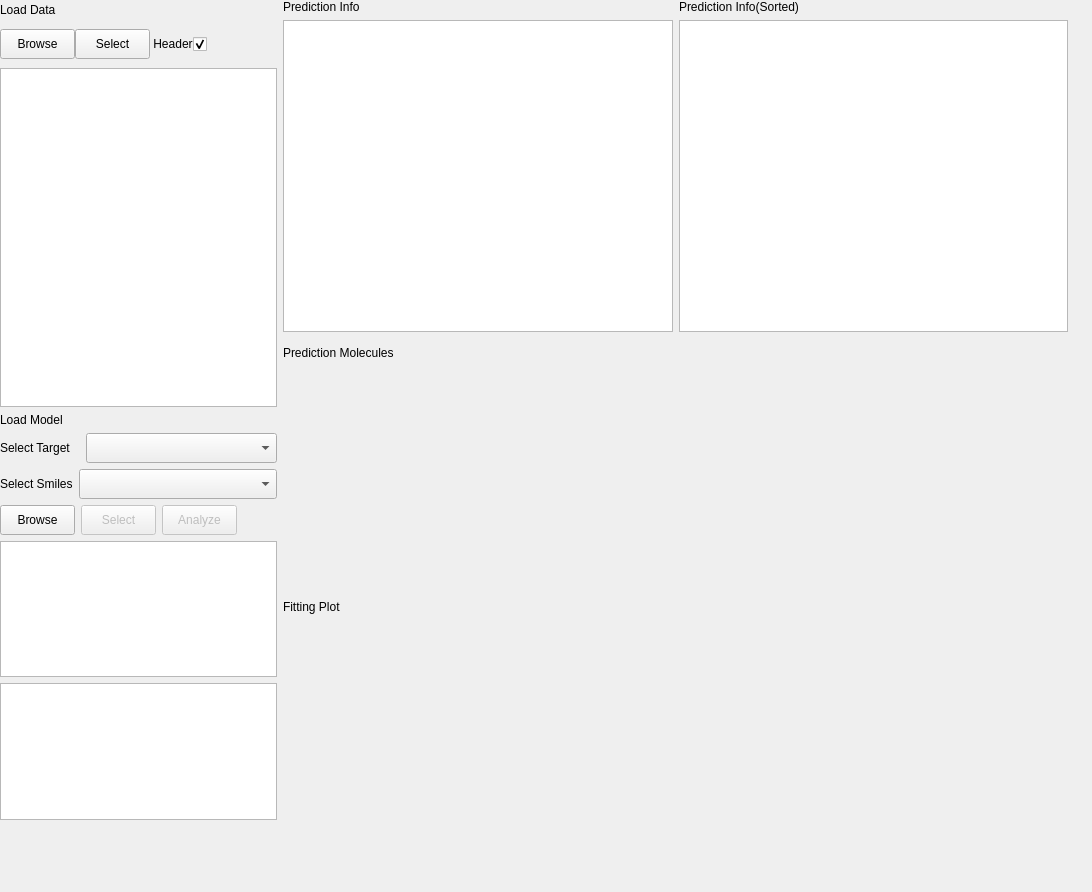
The window that QSAR-UI/mainwindow3.ui (sheMnapion/AI-QSAR) describes before a commit, drawn with Qt 5.
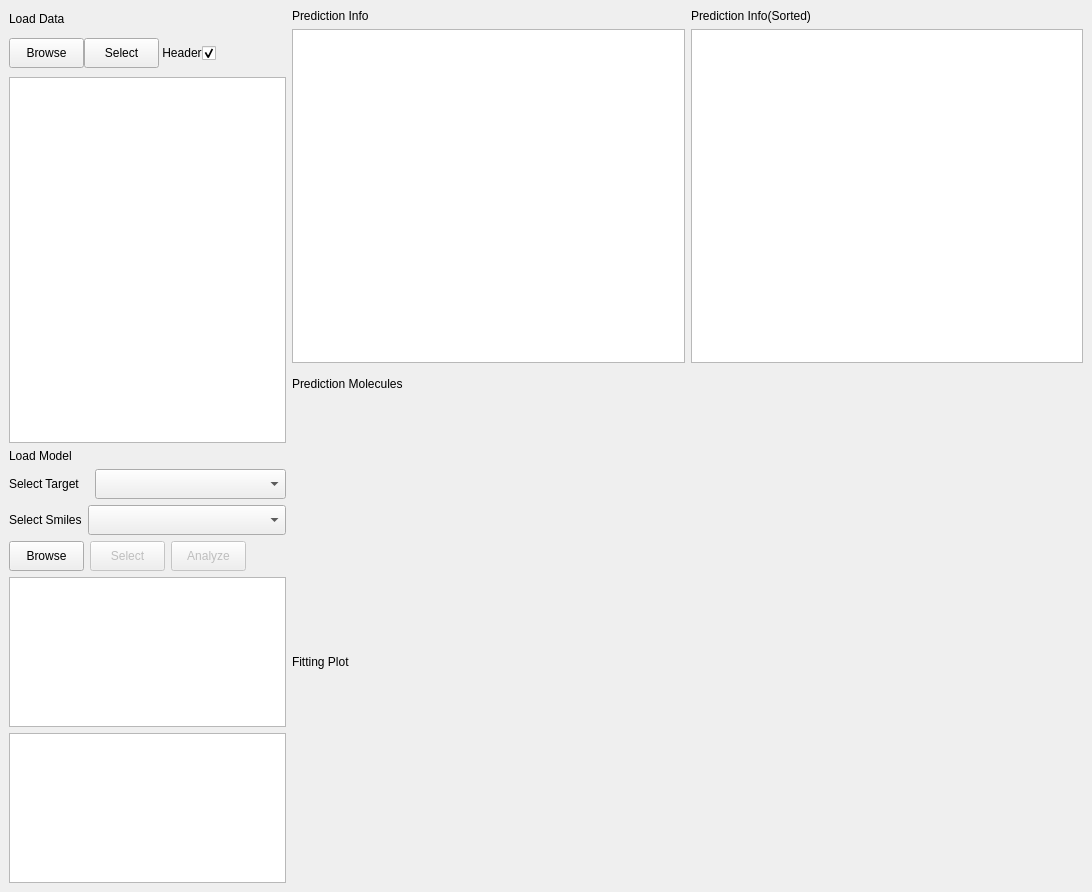
The same window after the commit.

Patch:
```diff
--- a/QSAR-UI/mainwindow3.ui
+++ b/QSAR-UI/mainwindow3.ui
@@ -20,15 +20,8 @@
    <string>MainWindow</string>
   </property>
   <widget class="QWidget" name="centralwidget">
-   <widget class="QWidget" name="layoutWidget">
-    <property name="geometry">
-     <rect>
-      <x>0</x>
-      <y>0</y>
-      <width>1068</width>
-      <height>820</height>
-     </rect>
-    </property>
+   <layout class="QHBoxLayout" name="horizontalLayout_7">
+    <item>
     <layout class="QHBoxLayout" name="horizontalLayout_4" stretch="0,5">
      <item>
       <layout class="QVBoxLayout" name="verticalLayout_2" stretch="25,25">
@@ -808,7 +801,8 @@
       </layout>
      </item>
     </layout>
-   </widget>
+    </item>
+   </layout>
   </widget>
  </widget>
  <resources/>
```
Lines whose indentation alone changed are shown as unchanged.
